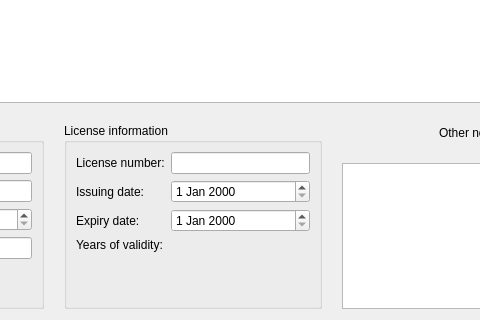
Old version of the form src/uis/profilemanagerwidget.ui in the repository riccardobellini/VehicleReminder; both pictures show x 226 to 706 and y 281 to 601 of the 838 by 601 pixel window.
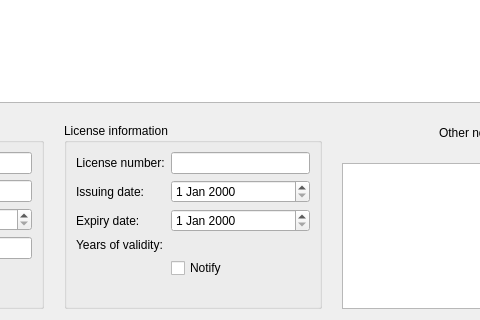
New version of the form. Custom widgets are drawn as their Qt base class.

Commit message: Add notify check box in profile manager

```diff
--- a/src/uis/profilemanagerwidget.ui
+++ b/src/uis/profilemanagerwidget.ui
@@ -117,6 +117,13 @@
         <item row="3" column="1">
          <widget class="KIntNumInput" name="validityYearsNumEdit"/>
         </item>
+        <item row="4" column="1">
+         <widget class="QCheckBox" name="notifyCheckBox">
+          <property name="text">
+           <string>Notify</string>
+          </property>
+         </widget>
+        </item>
        </layout>
       </widget>
      </item>
```
